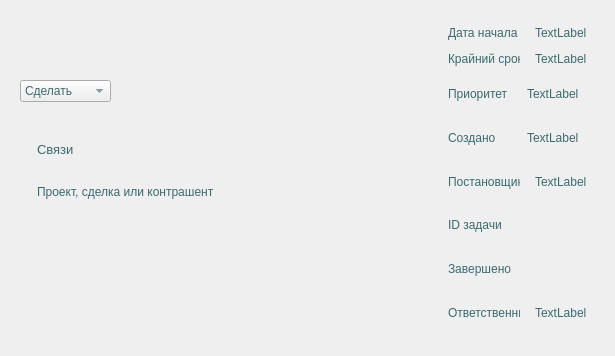
This is Task.ui in Barnaga/TerraCRM as Qt 5 draws it before an edit. The edited form follows.
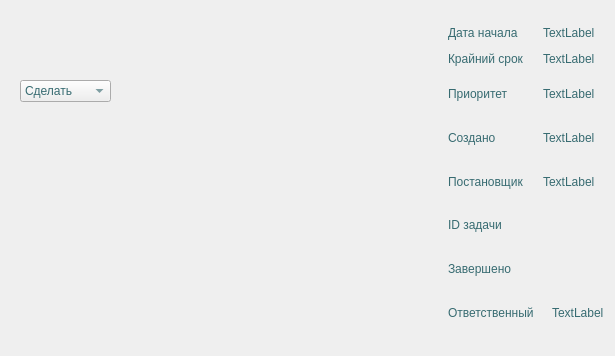
This is the edited form.

```diff
--- a/Task.ui
+++ b/Task.ui
@@ -61,7 +61,7 @@
      <x>20</x>
      <y>10</y>
      <width>391</width>
-     <height>60</height>
+     <height>61</height>
     </rect>
    </property>
    <layout class="QVBoxLayout" name="verticalLayout">
@@ -117,46 +117,12 @@
     </item>
    </layout>
   </widget>
-  <widget class="QWidget" name="layoutWidget">
-   <property name="geometry">
-    <rect>
-     <x>20</x>
-     <y>120</y>
-     <width>391</width>
-     <height>101</height>
-    </rect>
-   </property>
-   <layout class="QVBoxLayout" name="verticalLayout_12">
-    <item>
-     <widget class="QLabel" name="comLbl">
-      <property name="font">
-       <font>
-        <pointsize>10</pointsize>
-       </font>
-      </property>
-      <property name="text">
-       <string>Связи</string>
-      </property>
-     </widget>
-    </item>
-    <item>
-     <widget class="QLabel" name="com">
-      <property name="text">
-       <string>Проект, сделка или контрашент</string>
-      </property>
-      <property name="wordWrap">
-       <bool>true</bool>
-      </property>
-     </widget>
-    </item>
-   </layout>
-  </widget>
   <widget class="QWidget" name="layoutWidget">
    <property name="geometry">
     <rect>
      <x>431</x>
      <y>12</y>
-     <width>173</width>
+     <width>206</width>
      <height>331</height>
     </rect>
    </property>
@@ -315,7 +281,7 @@
    <property name="geometry">
     <rect>
      <x>20</x>
-     <y>240</y>
+     <y>120</y>
      <width>391</width>
      <height>80</height>
     </rect>
```
